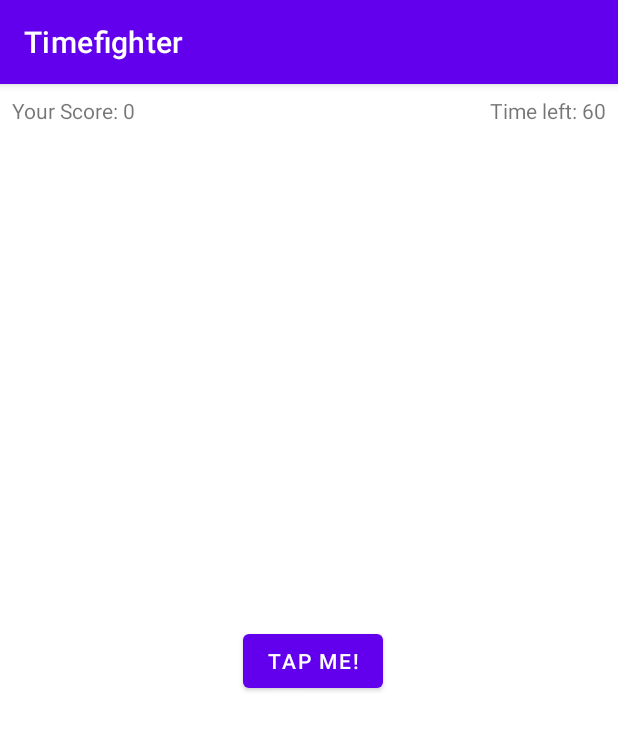
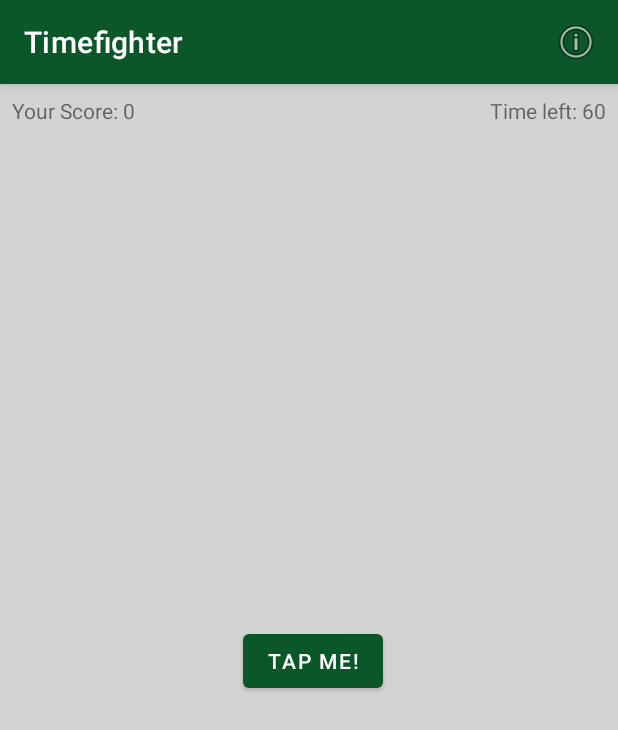
Before and after one commit to wongvpw/COP2660_VW_Timefighter, an Android app: the screen it shows after launch (MainActivity), on a phone screen of 412 x 824 dp. Shown: the top 730 px of the screen. Run offline under Robolectric (Android 15) with nearby library versions, the phone set to English and light mode, and no system bars.

Commit message:
Chapter5 commit

```diff
--- a/app/src/main/java/com/raywenderlich/timefighter/MainActivity.kt
+++ b/app/src/main/java/com/raywenderlich/timefighter/MainActivity.kt
@@ -1,12 +1,17 @@
 package com.raywenderlich.timefighter
 
+import android.app.AlertDialog
 import androidx.appcompat.app.AppCompatActivity
 import android.os.Bundle
 import android.os.CountDownTimer
 import android.util.Log
+import android.view.Menu
+import android.view.MenuItem
+import android.view.animation.AnimationUtils
 import android.widget.Button
 import android.widget.TextView
 import android.widget.Toast
+
 
 
 private val TAG = MainActivity::class.java.simpleName
@@ -41,7 +46,11 @@ class MainActivity : AppCompatActivity() {
         timeLeftTextView = findViewById(R.id.time_left_text_view)
         tapMeButton = findViewById(R.id.tap_me_button)
         // 2
-        tapMeButton.setOnClickListener { incrementScore() }
+        tapMeButton.setOnClickListener { view ->
+            val bounceAnimation = AnimationUtils.loadAnimation(this, R.anim.bounce)
+            view.startAnimation(bounceAnimation)
+            incrementScore()
+        }
 
         // Chptr4
         if (savedInstanceState!= null) {
@@ -68,6 +77,29 @@ class MainActivity : AppCompatActivity() {
         super.onDestroy()
 
         Log.d(TAG, "onDestroy called.")
+    }
+
+    override fun onCreateOptionsMenu(menu: Menu): Boolean {
+        // Inflate the menu; this adds items to the action bar if it is present.
+        super.onCreateOptionsMenu(menu)
+        menuInflater.inflate(R.menu.menu, menu)
+        return true
+    }
+
+    override fun onOptionsItemSelected(item: MenuItem): Boolean {
+        if (item.itemId == R.id.about_item) {
+            showInfo()
+        }
+        return true
+    }
+
+    private fun showInfo() {
+        val dialogTitle = getString(R.string.about_title, BuildConfig.VERSION_NAME)
+        val dialMessage = getString(R.string.about_message)
+        val builder = AlertDialog.Builder(this)
+        builder.setTitle(dialogTitle)
+        builder.setMessage(dialMessage)
+        builder.create().show()
     }
 
     private fun incrementScore() {
--- /dev/null
+++ b/app/src/main/res/anim/bounce.xml
@@ -0,0 +1,14 @@
+<?xml version="1.0" encoding="utf-8"?>
+<set xmlns:android="http://schemas.android.com/apk/res/android"
+    android:fillAfter="true"
+    android:interpolator="@android:anim/bounce_interpolator">
+    <scale
+        android:duration="2000"
+        android:fromXScale="2.0"
+        android:fromYScale="2.0"
+        android:pivotX="50%"
+        android:pivotY="50%"
+        android:toXScale="1.0"
+        android:toYScale="1.0" />
+
+</set>
--- a/app/src/main/res/layout/activity_main.xml
+++ b/app/src/main/res/layout/activity_main.xml
@@ -4,6 +4,7 @@
     xmlns:tools="http://schemas.android.com/tools"
     android:layout_width="match_parent"
     android:layout_height="match_parent"
+    android:background="@color/colorBackground"
     tools:context=".MainActivity">
 
     <TextView
--- /dev/null
+++ b/app/src/main/res/menu/menu.xml
@@ -0,0 +1,10 @@
+<?xml version="1.0" encoding="utf-8"?>
+<menu xmlns:app="http://schemas.android.com/apk/res-auto"
+    xmlns:android="http://schemas.android.com/apk/res/android">
+
+    <item
+        android:id="@+id/about_item"
+        android:icon="@android:drawable/ic_menu_info_details"
+        android:title="About"
+        app:showAsAction="always" />
+</menu>
--- a/app/src/main/res/values-night/themes.xml
+++ b/app/src/main/res/values-night/themes.xml
@@ -2,13 +2,13 @@
     <!-- Base application theme. -->
     <style name="Theme.Timefighter" parent="Theme.MaterialComponents.DayNight.DarkActionBar">
         <!-- Primary brand color. -->
-        <item name="colorPrimary">@color/purple_200</item>
-        <item name="colorPrimaryVariant">@color/purple_700</item>
-        <item name="colorOnPrimary">@color/black</item>
+        <item name="colorPrimary">@color/colorPrimary</item>
+        <item name="colorPrimaryVariant">@color/colorPrimary</item>
+        <item name="colorOnPrimary">@android:color/white</item>
         <!-- Secondary brand color. -->
-        <item name="colorSecondary">@color/teal_200</item>
-        <item name="colorSecondaryVariant">@color/teal_200</item>
-        <item name="colorOnSecondary">@color/black</item>
+        <item name="colorSecondary">@color/colorAccent</item>
+        <item name="colorSecondaryVariant">@color/colorAccent</item>
+        <item name="colorOnSecondary">@android:color/black</item>
         <!-- Status bar color. -->
         <item name="android:statusBarColor" tools:targetApi="l">?attr/colorPrimaryVariant</item>
         <!-- Customize your theme here. -->
--- a/app/src/main/res/values/colors.xml
+++ b/app/src/main/res/values/colors.xml
@@ -1,10 +1,14 @@
 <?xml version="1.0" encoding="utf-8"?>
 <resources>
-    <color name="purple_200">#FFBB86FC</color>
-    <color name="purple_500">#FF6200EE</color>
-    <color name="purple_700">#FF3700B3</color>
-    <color name="teal_200">#FF03DAC5</color>
-    <color name="teal_700">#FF018786</color>
-    <color name="black">#FF000000</color>
-    <color name="white">#FFFFFFFF</color>
+    <color name="colorPrimary">#0C572A</color>
+    <color name="colorPrimaryDark">#388E3C</color>
+    <color name="colorAccent">#8BC34A</color>
+    <color name="colorBackground">#D3D3D3</color>
+    <!-- <color name="purple_200">#FFBB86FC</color> -->
+    <!-- <color name="purple_500">#FF6200EE</color> -->
+    <!-- <color name="purple_700">#FF3700B3</color> -->
+    <!-- <color name="teal_200">#FF03DAC5</color> -->
+    <!-- <color name="teal_700">#FF018786</color> -->
+    <!-- <color name="black">#FF000000</color> -->
+    <!-- <color name="white">#FFFFFFFF</color> -->
 </resources>
--- a/app/src/main/res/values/strings.xml
+++ b/app/src/main/res/values/strings.xml
@@ -3,5 +3,7 @@
     <string name="tap_me">Tap me!</string>
     <string name="your_score">Your Score: %1$d</string>
     <string name="time_left">Time left: %1$d</string>
+    <string name="about_title">Timefighter %1$s</string>
+    <string name="about_message">Created by VWong COP2660</string>
     <string name="game_over_message">Time\'s up! Your score was: %1$d</string>
 </resources>
--- a/app/src/main/res/values/themes.xml
+++ b/app/src/main/res/values/themes.xml
@@ -2,13 +2,13 @@
     <!-- Base application theme. -->
     <style name="Theme.Timefighter" parent="Theme.MaterialComponents.DayNight.DarkActionBar">
         <!-- Primary brand color. -->
-        <item name="colorPrimary">@color/purple_500</item>
-        <item name="colorPrimaryVariant">@color/purple_700</item>
-        <item name="colorOnPrimary">@color/white</item>
+        <item name="colorPrimary">@color/colorPrimary</item>
+        <item name="colorPrimaryVariant">@color/colorPrimary</item>
+        <item name="colorOnPrimary">@android:color/white</item>
         <!-- Secondary brand color. -->
-        <item name="colorSecondary">@color/teal_200</item>
-        <item name="colorSecondaryVariant">@color/teal_700</item>
-        <item name="colorOnSecondary">@color/black</item>
+        <item name="colorSecondary">@color/colorAccent</item>
+        <item name="colorSecondaryVariant">@color/colorAccent</item>
+        <item name="colorOnSecondary">@android:color/black</item>
         <!-- Status bar color. -->
         <item name="android:statusBarColor" tools:targetApi="l">?attr/colorPrimaryVariant</item>
         <!-- Customize your theme here. -->
```
